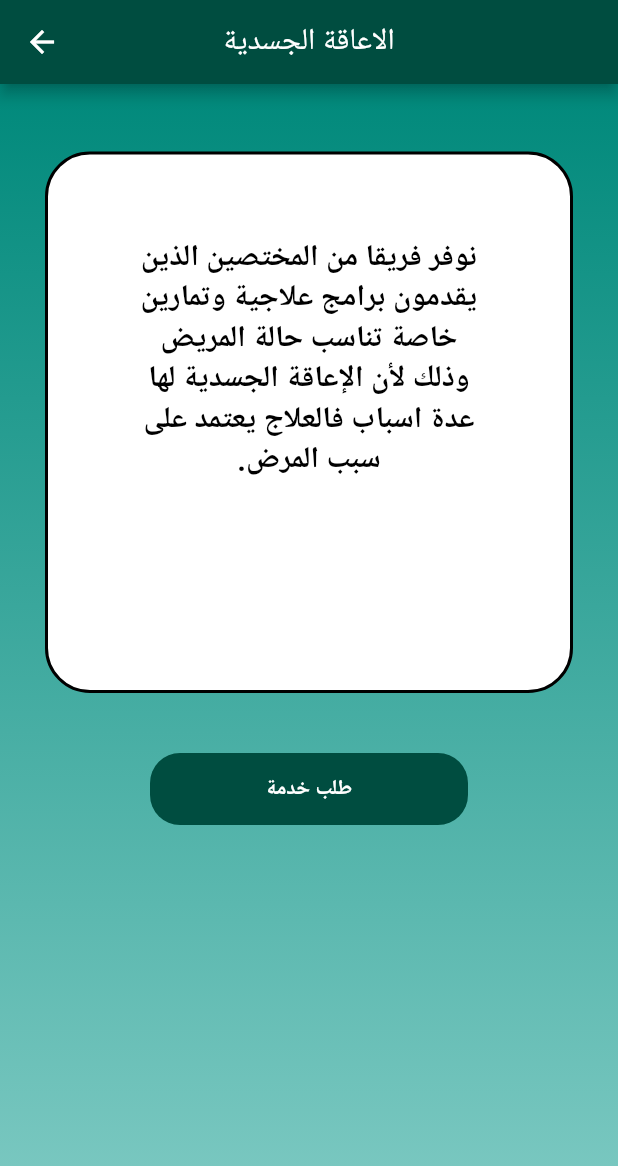
After one commit to momenMelhem/Specialist, a Flutter app: the PhysicalDisability screen opened directly, on a phone screen of 412 x 824 dp. The commit adds this screen. Shown: the top 1166 px of the screen. Run offline on Flutter 3.47's test engine with Material 2 defaults, Android fonts, the phone set to English and light mode, and no system bars; our stand-ins replace toggle_switch; missing offline and left inert: flutter_clean_calendar.

Commit message:
new pages

```diff
--- a/lib/appointments.dart
+++ b/lib/appointments.dart
@@ -60,7 +60,6 @@ class _DemoAppState extends State<Appointment> {
       appBar: AppBar(
         title: Text('المواعيد'),
         backgroundColor: Colors.teal[900],
-        centerTitle: true,
       ),
       body: SafeArea(
         child: Container(
--- a/lib/patient-record.dart
+++ b/lib/patient-record.dart
@@ -2,7 +2,6 @@ import 'package:flutter/material.dart';
 
 class PatientRecords extends StatefulWidget {
   const PatientRecords({Key? key}) : super(key: key);
-
   @override
   _PatientRecordsState createState() => _PatientRecordsState();
 }
--- /dev/null
+++ b/lib/physical_disability.dart
@@ -0,0 +1,126 @@
+import 'package:flutter/cupertino.dart';
+import 'package:flutter/material.dart';
+
+class PhysicalDisability extends StatelessWidget {
+  const PhysicalDisability({Key? key}) : super(key: key);
+
+  @override
+  Widget build(BuildContext context) {
+    return SafeArea(
+      child: Scaffold(
+        appBar: AppBar(
+          backgroundColor: Colors.teal[900],
+          centerTitle: true,
+          title: Text('الاعاقة الجسدية'),
+        ),
+        body: Container(
+          height: double.infinity,
+          decoration: const BoxDecoration(
+              gradient: LinearGradient(
+                  begin: Alignment.topCenter,
+                  end: Alignment.bottomCenter,
+                  colors: [Color(0xff00897b), Color(0xff80cbc4)])),
+          width: double.infinity,
+          child: SingleChildScrollView(
+            child: Column(
+              children: [
+                SizedBox(
+                  height: 15.0,
+                ),
+                Padding(
+                  padding: const EdgeInsets.all(30.0),
+                  child: Container(
+                    child: Padding(
+                      padding: const EdgeInsets.symmetric(
+                          horizontal: 60.0, vertical: 55.0),
+                      child: Column(
+                        mainAxisAlignment: MainAxisAlignment.center,
+                        children: [
+                          Container(
+                            child: Text(
+                              'نوفر فريقا من المختصين الذين يقدمون برامج علاجية وتمارين خاصة تناسب حالة المريض وذلك لأن الإعاقة الجسدية لها عدة اسباب فالعلاج يعتمد على سبب المرض.',
+                              textAlign: TextAlign.center,
+                              textDirection: TextDirection.rtl,
+                              style: TextStyle(
+                                fontSize: 20.0,
+                                color: Colors.black,
+                                fontWeight: FontWeight.bold,
+                              ),
+                            ),
+                            color: Colors.white,
+                          ),
+                          SizedBox(
+                            height: 35.0,
+                          ),
+                          Container(
+                            width: double.infinity,
+                            decoration: BoxDecoration(
+                                borderRadius: BorderRadius.circular(35.0),
+                                gradient: const LinearGradient(
+                                    begin: Alignment.topCenter,
+                                    end: Alignment.bottomCenter,
+                                    colors: [
+                                      Color(0xff00796b),
+                                      Color(0xff000000),
+                                    ])),
+                          ),
+                          const SizedBox(
+                            height: 25.0,
+                          ),
+                          Container(
+                            width: double.infinity,
+                            decoration: BoxDecoration(
+                                borderRadius: BorderRadius.circular(35.0),
+                                gradient: const LinearGradient(
+                                    begin: Alignment.topCenter,
+                                    end: Alignment.bottomCenter,
+                                    colors: [
+                                      Color(0xff00796b),
+                                      Color(0xff000000)
+                                    ])),
+                          ),
+                          const SizedBox(
+                            height: 25.0,
+                          )
+                        ],
+                      ),
+                    ),
+                    width: double.infinity,
+                    decoration: BoxDecoration(
+                      borderRadius: BorderRadius.circular(30.0),
+                      border: Border.all(color: Colors.black, width: 2),
+                      color: Colors.white,
+                    ),
+                  ),
+                ),
+                SizedBox(
+                  height: 10,
+                ),
+                Padding(
+                  padding: const EdgeInsets.symmetric(horizontal: 100.0),
+                  child: Container(
+                    width: double.infinity,
+                    decoration: BoxDecoration(
+                      color: Colors.teal[900],
+                      borderRadius: BorderRadius.circular(20.0),
+                    ),
+                    child: MaterialButton(
+                      child: Text(
+                        'طلب خدمة',
+                        style: TextStyle(
+                          color: Colors.white,
+                          fontWeight: FontWeight.bold,
+                        ),
+                      ),
+                      onPressed: () {},
+                    ),
+                  ),
+                ),
+              ],
+            ),
+          ),
+        ),
+      ),
+    );
+  }
+}
```
Also changed, not shown: lib/Reprots.dart (+40 -3 lines), lib/downs_syndrome.dart (added, +124 -0 lines), lib/learning_difficulties.dart (added, +120 -0 lines), lib/main.dart (+0 -7 lines), lib/scrn1.dart (+17 -17 lines), lib/speech_difficulties.dart (added, +123 -0 lines).
